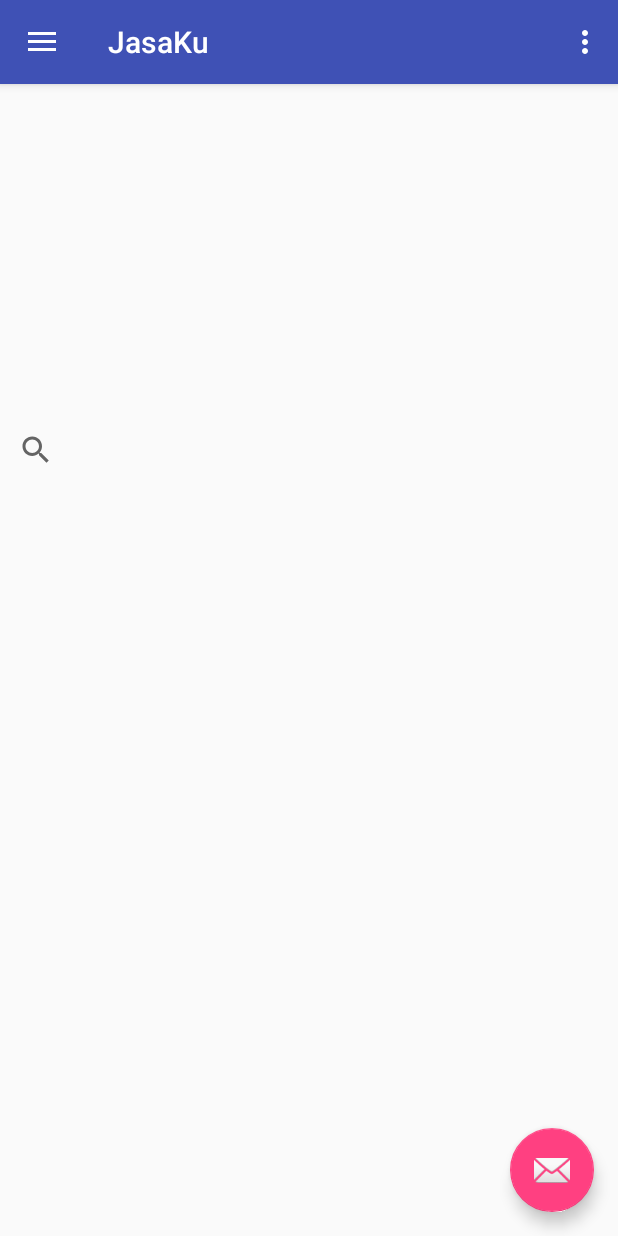
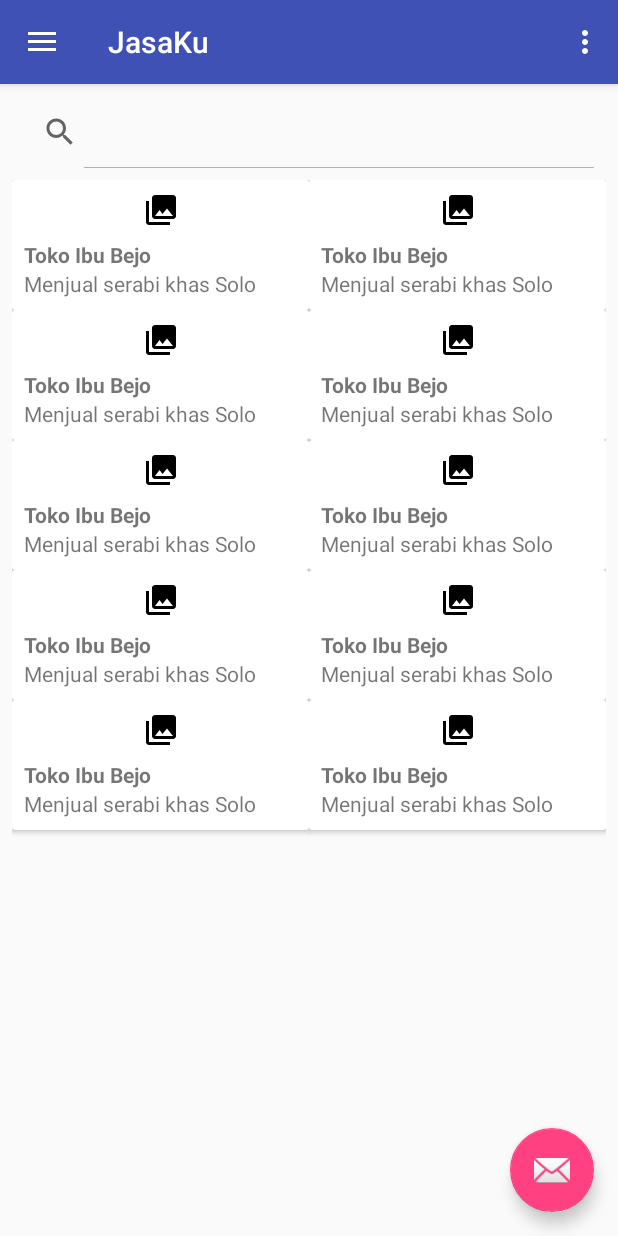
Before and after one commit to cahyasetya/JasaKu, an Android app: the screen it shows after launch (MainActivity), on a phone screen of 412 x 824 dp. Run offline under Robolectric (Android 15) with nearby library versions, the phone set to English and light mode, and no system bars; our stand-ins replace ButterKnife.

Commit message:
menambahkan searchview

```diff
--- a/Frontend/src/JasaKu/app/src/main/java/com/example/jasaku/fragment/HalamanUtamaFragment.java
+++ b/Frontend/src/JasaKu/app/src/main/java/com/example/jasaku/fragment/HalamanUtamaFragment.java
@@ -5,6 +5,7 @@ import android.os.Bundle;
 import android.support.v4.app.Fragment;
 import android.support.v7.widget.GridLayoutManager;
 import android.support.v7.widget.RecyclerView;
+import android.support.v7.widget.SearchView;
 import android.view.LayoutInflater;
 import android.view.View;
 import android.view.ViewGroup;
--- a/Frontend/src/JasaKu/app/src/main/res/layout/fragment_halaman_utama.xml
+++ b/Frontend/src/JasaKu/app/src/main/res/layout/fragment_halaman_utama.xml
@@ -10,18 +10,25 @@
         android:id="@+id/toko_recyclerview"
         android:layout_width="0dp"
         android:layout_height="0dp"
-        android:layout_marginBottom="8dp"
         android:layout_marginLeft="8dp"
         android:layout_marginRight="8dp"
         app:layout_constraintBottom_toBottomOf="parent"
         app:layout_constraintLeft_toLeftOf="parent"
         app:layout_constraintRight_toRightOf="parent"
         android:layout_marginStart="8dp"
-        android:layout_marginEnd="8dp" />
+        android:layout_marginEnd="8dp"
+        android:layout_marginTop="8dp"
+        app:layout_constraintTop_toBottomOf="@+id/toko_searchview" />
 
     <SearchView
         android:layout_width="0dp"
-        android:layout_height="487dp"
-        tools:layout_editor_absoluteX="8dp"
-        tools:layout_editor_absoluteY="8dp" />
+        android:layout_height="wrap_content"
+        android:layout_marginRight="8dp"
+        app:layout_constraintRight_toRightOf="parent"
+        android:layout_marginLeft="8dp"
+        app:layout_constraintLeft_toLeftOf="parent"
+        app:layout_constraintTop_toTopOf="parent"
+        android:layout_marginTop="8dp"
+        android:iconifiedByDefault="false"
+        android:id="@+id/toko_searchview" />
 </android.support.constraint.ConstraintLayout>
```
